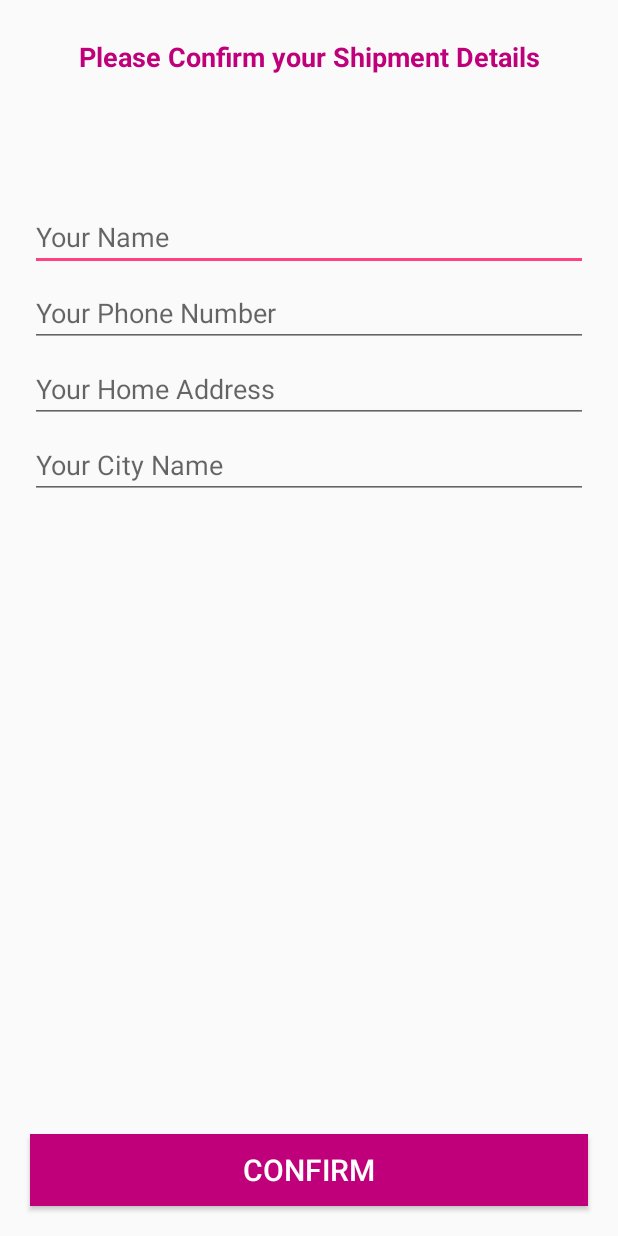
After one commit to Debasis56/VocalForLocalAndroidApp, an Android app: the ConfirmFinalOrderActivity screen opened directly, with no data from a screen before it, on a phone screen of 412 x 824 dp. The commit adds this screen. Run offline under Robolectric (Android 15) with nearby library versions, the phone set to English and light mode, and no system bars; our stand-ins replace Firebase (no records; nobody signed in at launch, a user with empty details on screens opened directly).

Commit message:
Updated cart and order placed activities and functionalities

```diff
--- a/app/src/main/AndroidManifest.xml
+++ b/app/src/main/AndroidManifest.xml
@@ -14,6 +14,9 @@
         android:supportsRtl="true"
         android:theme="@style/Theme.VocalForLocal"
         tools:replace="android:theme">
+        <activity
+            android:name=".ConfirmFinalOrderActivity"
+            android:exported="false" />
         <activity
             android:name=".CartActivity"
             android:exported="false" />
--- /dev/null
+++ b/app/src/main/java/com/example/android/vocalforlocal/ConfirmFinalOrderActivity.java
@@ -0,0 +1,130 @@
+package com.example.android.vocalforlocal;
+
+import androidx.annotation.NonNull;
+import androidx.appcompat.app.AppCompatActivity;
+
+import android.content.Intent;
+import android.os.Bundle;
+import android.text.TextUtils;
+import android.view.View;
+import android.widget.Button;
+import android.widget.EditText;
+import android.widget.Toast;
+
+import com.example.android.vocalforlocal.Prevalent.Prevalent;
+import com.google.android.gms.tasks.OnCompleteListener;
+import com.google.android.gms.tasks.Task;
+import com.google.firebase.database.DatabaseReference;
+import com.google.firebase.database.FirebaseDatabase;
+
+import java.text.SimpleDateFormat;
+import java.util.Calendar;
+import java.util.HashMap;
+
+public class ConfirmFinalOrderActivity extends AppCompatActivity {
+
+    private EditText nameEditText, phoneEditText, addressEditText, cityEditText;
+
+    private Button confirmOrderBtn;
+    private String totalAmount = "";
+
+    @Override
+    protected void onCreate(Bundle savedInstanceState) {
+        super.onCreate(savedInstanceState);
+
+
+        setContentView(R.layout.activity_confirm_final_order);
+        totalAmount = getIntent().getStringExtra("Total Price");
+        Toast.makeText(this, "Total Price = ₹"+totalAmount, Toast.LENGTH_LONG).show();
+        confirmOrderBtn = (Button) findViewById(R.id.confirm_final_btn);
+        nameEditText = (EditText) findViewById(R.id.shipment_name);
+        phoneEditText = (EditText) findViewById(R.id.shipment_phone_number);
+        addressEditText = (EditText) findViewById(R.id.shipment_address);
+        cityEditText = (EditText) findViewById(R.id.shipment_city);
+
+        confirmOrderBtn.setOnClickListener(new View.OnClickListener() {
+            @Override
+            public void onClick(View v) {
+                Check();
+            }
+        });
+
+
+
+    }
+    private void Check() {
+        if(TextUtils.isEmpty(nameEditText.getText().toString()))
+        {
+            Toast.makeText(this,"Please provide your Full Name", Toast.LENGTH_SHORT).show();
+
+        }
+        if(TextUtils.isEmpty(phoneEditText.getText().toString()))
+        {
+            Toast.makeText(this,"Please provide your Phone number", Toast.LENGTH_SHORT).show();
+
+        }
+        if(TextUtils.isEmpty(addressEditText.getText().toString()))
+        {
+            Toast.makeText(this,"Please provide your Full Address", Toast.LENGTH_SHORT).show();
+
+        }
+        if(TextUtils.isEmpty(cityEditText.getText().toString()))
+        {
+            Toast.makeText(this,"Please provide your City name", Toast.LENGTH_SHORT).show();
+
+        }
+        else
+        {
+            ConfirmOrder();
+        }
+    }
+
+    private void ConfirmOrder() {
+        final String saveCurrentTime, saveCurrentDate;
+        Calendar calForDate = Calendar.getInstance();
+        SimpleDateFormat currentDate = new SimpleDateFormat("MMM dd, yyyy");
+        saveCurrentDate = currentDate.format(calForDate.getTime());
+
+        SimpleDateFormat currentTime = new SimpleDateFormat("HH:mm:ss a");
+        saveCurrentTime = currentTime.format(calForDate.getTime());
+
+        final DatabaseReference ordersRef = FirebaseDatabase.getInstance().getReference()
+                .child("Orders")
+                .child(Prevalent.currentOnlineUser.getPhone());
+        HashMap<String, Object> ordersMap = new HashMap<>();
+        ordersMap.put("totalAmount", totalAmount);
+        ordersMap.put("name", nameEditText.getText().toString());
+        ordersMap.put("phone", phoneEditText.getText().toString());
+        ordersMap.put("address", addressEditText.getText().toString());
+        ordersMap.put("city", cityEditText.getText().toString());
+        ordersMap.put("date", saveCurrentDate);
+        ordersMap.put("time", saveCurrentTime);
+        ordersMap.put("state", "not shipped");
+        ordersRef.updateChildren(ordersMap).addOnCompleteListener(new OnCompleteListener<Void>() {
+            @Override
+            public void onComplete(@NonNull Task<Void> task) {
+                if(task.isSuccessful())
+                {
+                    FirebaseDatabase.getInstance().getReference().child("Cart List")
+                            .child("User View")
+                            .child(Prevalent.currentOnlineUser.getPhone())
+                            .removeValue()
+                            .addOnCompleteListener(new OnCompleteListener<Void>() {
+                                @Override
+                                public void onComplete(@NonNull Task<Void> task) {
+                                    if(task.isSuccessful())
+                                    {
+                                        Toast.makeText(ConfirmFinalOrderActivity.this, "Your Final Order has been placed Successfully", Toast.LENGTH_LONG).show();
+
+                                        Intent intent = new Intent(ConfirmFinalOrderActivity.this, HomeActivity.class);
+                                        intent.addFlags(Intent.FLAG_ACTIVITY_CLEAR_TASK | Intent.FLAG_ACTIVITY_CLEAR_TASK);
+                                        startActivity(intent);
+                                        finish();
+                                    }
+                                }
+                            });
+                }
+            }
+        });
+    }
+}
--- /dev/null
+++ b/app/src/main/res/layout/activity_confirm_final_order.xml
@@ -0,0 +1,68 @@
+<?xml version="1.0" encoding="utf-8"?>
+<RelativeLayout xmlns:android="http://schemas.android.com/apk/res/android"
+    xmlns:app="http://schemas.android.com/apk/res-auto"
+    xmlns:tools="http://schemas.android.com/tools"
+    android:layout_width="match_parent"
+    android:layout_height="match_parent"
+    tools:context=".ConfirmFinalOrderActivity">
+
+    <TextView
+        android:layout_width="match_parent"
+        android:layout_height="wrap_content"
+        android:id="@+id/txt"
+        android:text="Please Confirm your Shipment Details"
+        android:textSize="18sp"
+        android:textColor="@color/colorPrimaryDark"
+        android:layout_margin="25dp"
+        android:textAlignment="center"
+        android:textStyle="bold"/>
+
+    <EditText
+        android:layout_width="match_parent"
+        android:layout_height="wrap_content"
+        android:layout_below="@+id/txt"
+        android:layout_marginTop="60dp"
+        android:id="@+id/shipment_name"
+        android:layout_marginLeft="20dp"
+        android:layout_marginRight="20dp"
+        android:hint="Your Name"/>
+    <EditText
+        android:layout_width="match_parent"
+        android:layout_height="wrap_content"
+        android:id="@+id/shipment_phone_number"
+        android:layout_below="@+id/shipment_name"
+        android:layout_marginTop="5dp"
+        android:layout_marginLeft="20dp"
+        android:inputType="number"
+        android:layout_marginRight="20dp"
+        android:hint="Your Phone Number"/>
+    <EditText
+        android:layout_width="match_parent"
+        android:layout_height="wrap_content"
+        android:id="@+id/shipment_address"
+        android:layout_below="@+id/shipment_phone_number"
+        android:layout_marginTop="5dp"
+        android:layout_marginLeft="20dp"
+        android:layout_marginRight="20dp"
+        android:hint="Your Home Address"/>
+    <EditText
+        android:layout_width="match_parent"
+        android:layout_height="wrap_content"
+        android:id="@+id/shipment_city"
+        android:layout_below="@+id/shipment_address"
+        android:layout_marginTop="5dp"
+        android:layout_marginLeft="20dp"
+        android:layout_marginRight="20dp"
+        android:hint="Your City Name"/>
+    <Button
+        android:layout_width="match_parent"
+        android:layout_height="wrap_content"
+        android:layout_alignParentBottom="true"
+        android:layout_margin="20dp"
+        android:text="Confirm"
+        android:background="@color/colorPrimaryDark"
+        android:textColor="@color/white"
+        android:textSize="20sp"
+        android:id="@+id/confirm_final_btn"/>
+
+</RelativeLayout>
```
Also changed, not shown: app/src/main/java/com/example/android/vocalforlocal/CartActivity.java (+61 -1 lines), app/src/main/java/com/example/android/vocalforlocal/ProductDetailsActivity.java (+50 -2 lines), app/src/main/res/layout/activity_cart.xml (+13 -0 lines).
